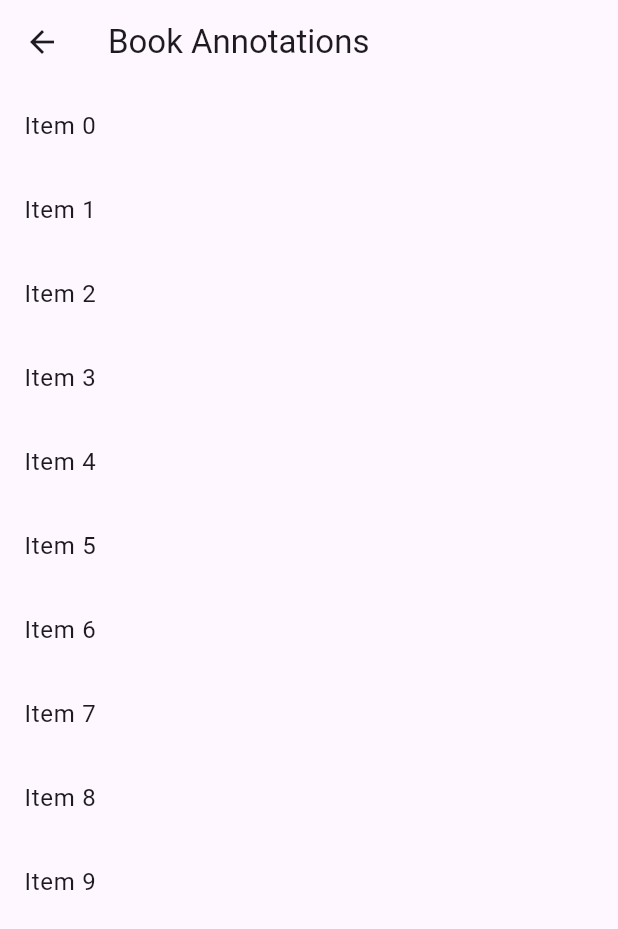
After one commit to Aqudi/YesTakeout, a Flutter app: the BookDetailView screen opened directly, on a phone screen of 412 x 824 dp. The commit adds this screen. Shown: the top 929 px of the screen. Run offline on Flutter 3.47's test engine with Material 3 defaults, Android fonts, the phone set to English and light mode, and no system bars; our stand-ins replace cached_network_image, drift, file_picker, flutter_hooks, freezed_annotation, go_router and 4 more; missing offline and left inert: sqlite3; accounts and stored records are empty; generated files the repository leaves out were written again; statements that could not run were skipped.

Commit message:
feat: 라우팅 추가, 디테일 페이지 추가

```diff
--- a/lib/main.dart
+++ b/lib/main.dart
@@ -2,7 +2,7 @@ import 'package:flutter/material.dart';
 import 'package:hooks_riverpod/hooks_riverpod.dart';
 import 'package:shared_preferences/shared_preferences.dart';
 import 'package:yes24_highlight_exporter/data/source/shared_preferences/shared_preferences.dart';
-import 'package:yes24_highlight_exporter/presentation/view/home/home_view.dart';
+import 'package:yes24_highlight_exporter/presentation/router/app_router.dart';
 
 void main() async {
   // ensure widget bindings
@@ -26,13 +26,13 @@ class MyApp extends StatelessWidget {
   // This widget is the root of your application.
   @override
   Widget build(BuildContext context) {
-    return MaterialApp(
+    return MaterialApp.router(
       title: 'Flutter Demo',
       theme: ThemeData(
         colorScheme: ColorScheme.fromSeed(seedColor: Colors.deepPurple),
         useMaterial3: true,
       ),
-      home: const HomeView(),
+      routerDelegate: router.routerDelegate,
     );
   }
 }
--- /dev/null
+++ b/lib/presentation/router/app_router.dart
@@ -0,0 +1,24 @@
+import 'package:flutter/material.dart';
+import 'package:go_router/go_router.dart';
+
+import '../view/book_detail/book_detail_view.dart';
+import '../view/home/home_view.dart';
+
+final GoRouter router = GoRouter(
+  initialLocation: '/',
+  routes: <GoRoute>[
+    GoRoute(
+      path: '/',
+      name: 'home',
+      builder: (BuildContext context, GoRouterState state) => const HomeView(),
+    ),
+    GoRoute(
+      path: '/book/:eBookId',
+      name: 'bookDetail',
+      builder: (BuildContext context, GoRouterState state) {
+        final String? eBookId = state.pathParameters['eBookId'];
+        return BookDetailView(eBookId: eBookId);
+      },
+    ),
+  ],
+);
--- /dev/null
+++ b/lib/presentation/view/book_detail/book_detail_view.dart
@@ -0,0 +1,25 @@
+import 'package:flutter/material.dart';
+import 'package:hooks_riverpod/hooks_riverpod.dart';
+
+class BookDetailView extends HookConsumerWidget {
+  final String? eBookId;
+
+  const BookDetailView({super.key, this.eBookId});
+
+  @override
+  Widget build(BuildContext context, WidgetRef ref) {
+    return Scaffold(
+      appBar: AppBar(
+        title: const Text('Book Annotations'),
+      ),
+      body: ListView.builder(
+        itemCount: 10,
+        itemBuilder: (context, index) {
+          return ListTile(
+            title: Text('Item $index'),
+          );
+        },
+      ),
+    );
+  }
+}
--- /dev/null
+++ b/lib/presentation/viewmodel/book_detail_viewmodel.dart
@@ -0,0 +1,29 @@
+import 'package:riverpod_annotation/riverpod_annotation.dart';
+import 'package:yes24_highlight_exporter/data/repository/book_annotation_repository_impl.dart';
+import 'package:yes24_highlight_exporter/domain/model/book_annotation.dart';
+
+import 'package:yes24_highlight_exporter/utils/logger.dart';
+
+part 'book_detail_viewmodel.g.dart';
+
+@riverpod
+class BookDetailViewModel extends _$BookDetailViewModel {
+  Logger get _logger => ref.read(loggerProvider);
+
+  @override
+  Future<List<BookAnnotation>> build() async {
+    return [];
+  }
+
+  Future<void> getBookAnnotations(String bookId) async {
+    _logger.d('Getting annotations for bookId: $bookId');
+    state = const AsyncValue.loading();
+
+    state = await AsyncValue.guard(() async {
+      final annotations = ref
+          .watch(bookAnnotationRepositoryImplProvider.notifier)
+          .searchAnnotations(bookId);
+      return annotations;
+    });
+  }
+}
--- a/lib/presentation/viewmodel/home_viewmodel.dart
+++ b/lib/presentation/viewmodel/home_viewmodel.dart
@@ -11,11 +11,6 @@ import 'package:yes24_highlight_exporter/data/repository/book_info_repository_im
 import 'package:yes24_highlight_exporter/utils/logger.dart';
 
 part 'home_viewmodel.g.dart';
-
-typedef BookInfoWithAnnotationCount = ({
-  BookInfo bookInfo,
-  int? bookAnnotationCount,
-});
 
 @riverpod
 class HomeViewModel extends _$HomeViewModel {
--- a/pubspec.yaml
+++ b/pubspec.yaml
@@ -28,6 +28,7 @@ dependencies:
   json_annotation: ^4.8.1
   shared_preferences: ^2.2.2
   cached_network_image: ^3.3.0
+  go_router: ^13.0.0
 
 dev_dependencies:
   flutter_test:
```
Also changed, not shown: lib/presentation/view/home/home_view.dart (+14 -1 lines), lib/data/source/database/database_impl.g.dart, lib/presentation/viewmodel/book_detail_viewmodel.g.dart, pubspec.lock.
